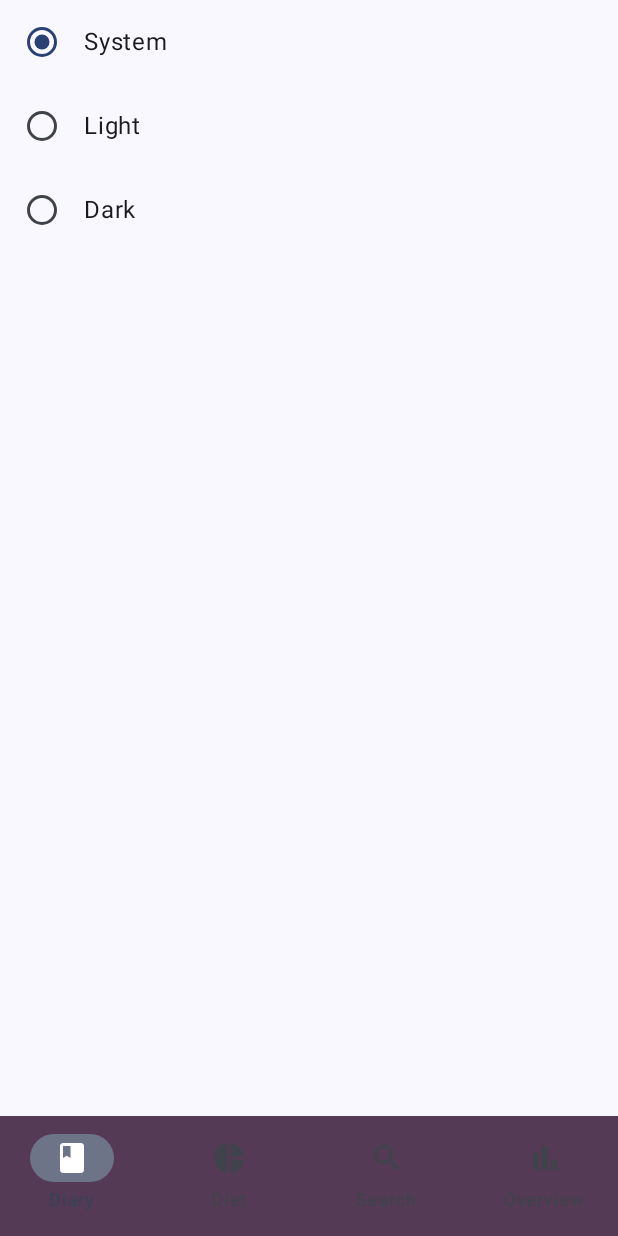
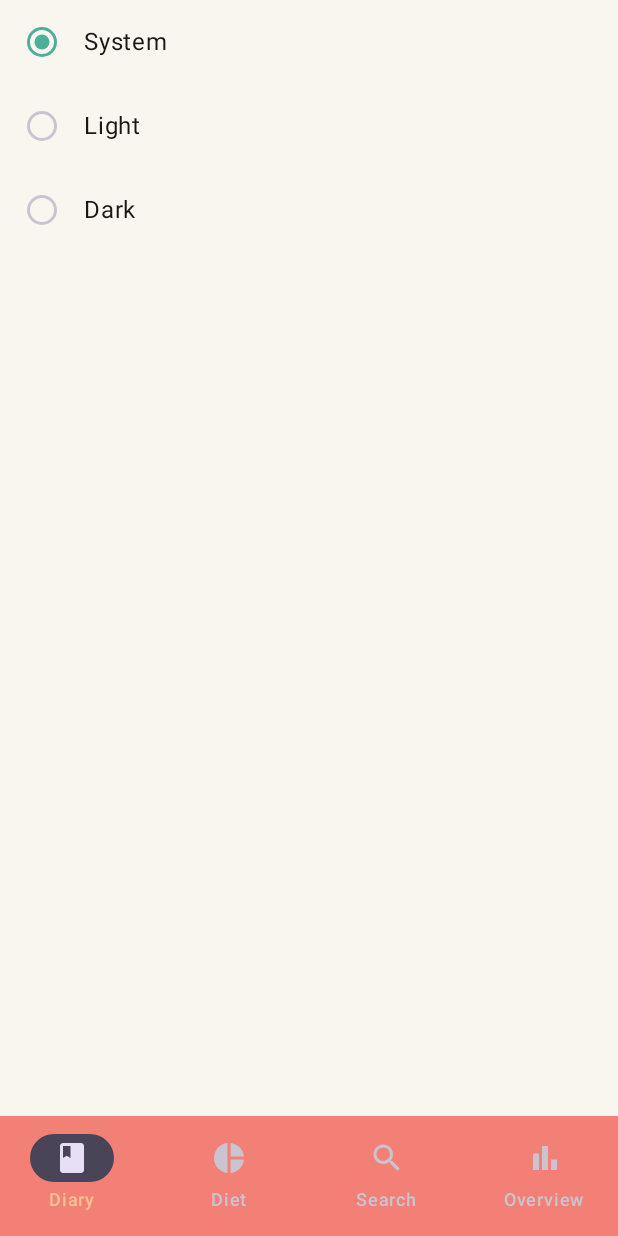
Before and after one commit to mRickk/DailyMacros, an Android app built with Jetpack Compose: the screen it shows after launch (MainActivity), on a phone screen of 412 x 824 dp. Run offline under Robolectric (Android 15) with nearby library versions, the phone set to English and light mode, and no system bars.

Commit message:
Custom theme applied

```diff
--- a/app/src/main/java/com/example/dailymacros/ui/theme/Theme.kt
+++ b/app/src/main/java/com/example/dailymacros/ui/theme/Theme.kt
@@ -15,7 +15,7 @@ import androidx.compose.ui.platform.LocalContext
 import androidx.compose.ui.platform.LocalView
 import androidx.core.view.WindowCompat
 
-private val DarkColorScheme = darkColorScheme(
+private val LightColorScheme = darkColorScheme(
     primary = Primary,
     secondary = Secondary,
     tertiary = Theme,
@@ -29,7 +29,7 @@ private val DarkColorScheme = darkColorScheme(
     onSurface = AlmostBlack,
 )
 
-private val LightColorScheme = lightColorScheme(
+private val DarkColorScheme = lightColorScheme(
     primary = PrimaryDark,
     secondary = SecondaryDark,
     tertiary = ThemeDark,
@@ -47,7 +47,7 @@ private val LightColorScheme = lightColorScheme(
 fun DailyMacrosTheme(
     darkTheme: Boolean = isSystemInDarkTheme(),
     // Dynamic color is available on Android 12+
-    dynamicColor: Boolean = true,
+    dynamicColor: Boolean = false,
     content: @Composable () -> Unit
 ) {
     val colorScheme = when {
```
